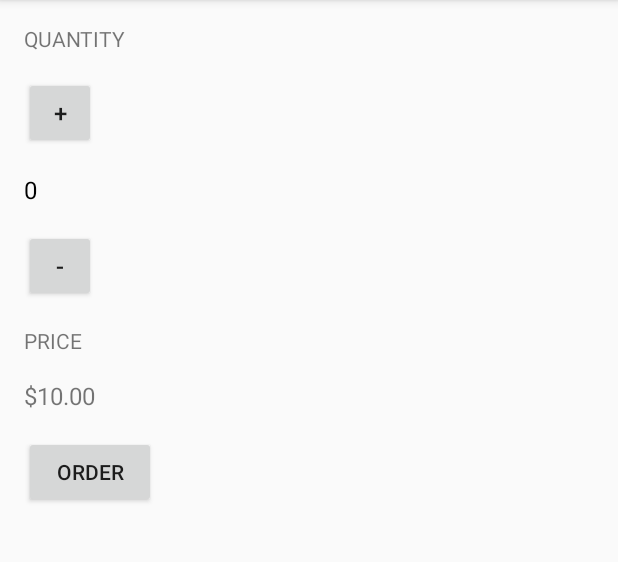
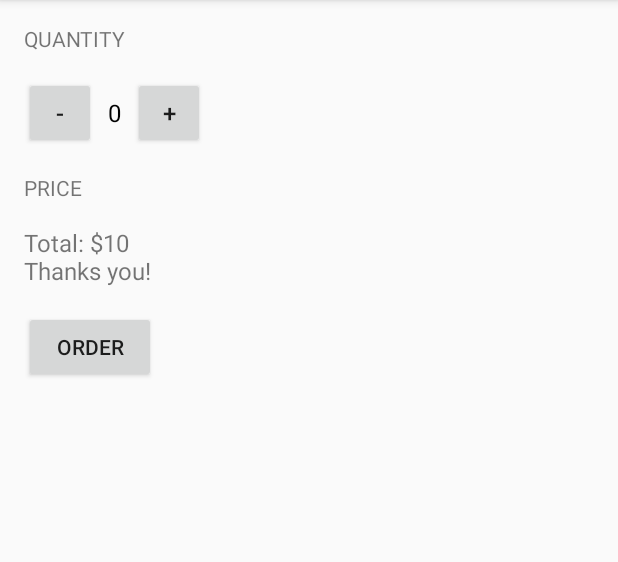
Before and after one commit to JasveerS/Jast-Java, an Android app: the screen it shows after launch (MainActivity), after a tap on "ORDER", on a phone screen of 412 x 824 dp, the part 84-646 px from its top. Run offline under Robolectric (Android 15) with nearby library versions, the phone set to English and light mode, and no system bars.

Commit message:
final data

```diff
--- a/app/src/main/java/com/example/android/justjava/MainActivity.java
+++ b/app/src/main/java/com/example/android/justjava/MainActivity.java
@@ -1,5 +1,4 @@
 package com.example.android.justjava;
-
 
 
 import android.os.Bundle;
@@ -13,7 +12,7 @@ import java.text.NumberFormat;
  * This app displays an order form to order coffee.
  */
 public class MainActivity extends AppCompatActivity {
-    int quantity=2;
+    int quantity = 2;
 
     @Override
     protected void onCreate(Bundle savedInstanceState) {
@@ -25,34 +24,43 @@ public class MainActivity extends AppCompatActivity {
      * This method is called when the order button is clicked.
      */
     public void submitOrder(View view) {
+    String priceMessage="Total: $"+(quantity*5)+"\nThanks you!";
 
+    displayMessage(priceMessage);
 
-        displayPrice(quantity*5);
     }
 
     /**
      * This method displays the given quantity value on the screen.
      */
     private void display(int number) {
-        TextView quantityTextView =  findViewById(R.id.quantity_text_view);
+        TextView quantityTextView = findViewById(R.id.quantity_text_view);
         quantityTextView.setText("" + number);
     }
 
     private void displayPrice(int number) {
-        TextView priceTextView =  findViewById(R.id.price_text_view);
+        TextView priceTextView = findViewById(R.id.price_text_view);
         priceTextView.setText(NumberFormat.getCurrencyInstance().format(number));
     }
 
 
     public void increment(View view) {
 
-        quantity=quantity+2;
+        quantity = quantity + 2;
         display(quantity);
     }
 
     public void decrement(View view) {
 
-        quantity=quantity-2;
+        quantity = quantity - 2;
         display(quantity);
     }
+
+    /**
+     * This method displays the given text on the screen.
+     */
+    private void displayMessage(String message) {
+        TextView priceTextView = (TextView) findViewById(R.id.price_text_view);
+        priceTextView.setText(message);
+    }
 }
--- a/app/src/main/res/layout/activity_main.xml
+++ b/app/src/main/res/layout/activity_main.xml
@@ -15,24 +15,10 @@
         android:text="quantity"
         android:textAllCaps="true" />
 
-    <Button
-        android:layout_width="48dp"
-        android:layout_height="48dp"
-        android:layout_marginLeft="16dp"
-        android:layout_marginTop="16dp"
-        android:onClick="increment"
-        android:text="+"
-        android:textSize="16sp" />
-
-    <TextView
-        android:id="@+id/quantity_text_view"
+    <LinearLayout
         android:layout_width="wrap_content"
         android:layout_height="wrap_content"
-        android:layout_marginLeft="16dp"
-        android:layout_marginTop="16dp"
-        android:text="0"
-        android:textColor="@android:color/black"
-        android:textSize="16sp" />
+        android:orientation="horizontal">
 
         <Button
             android:layout_width="48dp"
@@ -42,6 +28,27 @@
             android:onClick="decrement"
             android:text="-"
             android:textSize="16sp" />
+
+        <TextView
+            android:id="@+id/quantity_text_view"
+            android:layout_width="wrap_content"
+            android:layout_height="wrap_content"
+            android:layout_marginLeft="8dp"
+            android:layout_marginRight="8dp"
+            android:layout_marginTop="16dp"
+            android:text="0"
+            android:textColor="@android:color/black"
+            android:textSize="16sp" />
+
+        <Button
+            android:layout_width="48dp"
+            android:layout_height="48dp"
+            android:layout_marginTop="16dp"
+            android:onClick="increment"
+            android:text="+"
+            android:textSize="16sp" />
+
+    </LinearLayout>
 
     <TextView
         android:layout_width="wrap_content"
```
Lines whose indentation alone changed are shown as unchanged.
